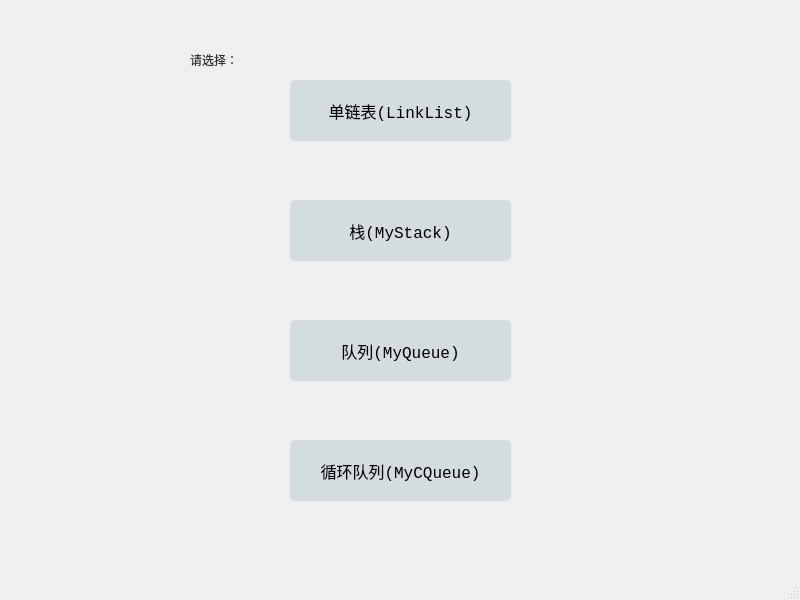
First picture: the form in mainwindow.ui, repository bkqkdksdr/QT, before the edit.
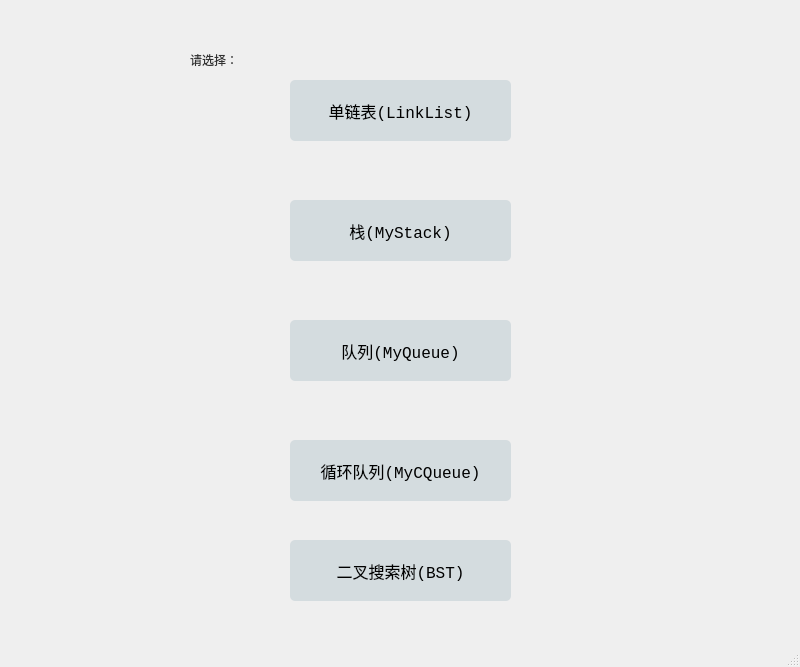
Second picture: the form after the edit.

Patch:
```diff
--- a/mainwindow.ui
+++ b/mainwindow.ui
@@ -7,7 +7,7 @@
     <x>0</x>
     <y>0</y>
     <width>800</width>
-    <height>600</height>
+    <height>667</height>
    </rect>
   </property>
   <property name="windowTitle">
@@ -203,6 +203,49 @@
      <string>循环队列(MyCQueue)</string>
     </property>
    </widget>
+   <widget class="QPushButton" name="pushButton5">
+    <property name="geometry">
+     <rect>
+      <x>290</x>
+      <y>540</y>
+      <width>221</width>
+      <height>61</height>
+     </rect>
+    </property>
+    <property name="sizePolicy">
+     <sizepolicy hsizetype="Preferred" vsizetype="Preferred">
+      <horstretch>0</horstretch>
+      <verstretch>0</verstretch>
+     </sizepolicy>
+    </property>
+    <property name="font">
+     <font>
+      <family>Consolas</family>
+      <pointsize>12</pointsize>
+      <weight>50</weight>
+      <bold>false</bold>
+     </font>
+    </property>
+    <property name="cursor">
+     <cursorShape>OpenHandCursor</cursorShape>
+    </property>
+    <property name="styleSheet">
+     <string notr="true">QPushButton {
+     background-color: #D4DCDF;
+     border-radius: 5%;
+}
+
+QPushButton:pressed {
+     background-color: #D4DCDF;
+     border-radius: 5%;
+	color: white;
+	border: 5px solid white;
+}</string>
+    </property>
+    <property name="text">
+     <string>二叉搜索树(BST)</string>
+    </property>
+   </widget>
   </widget>
   <widget class="QMenuBar" name="menubar">
    <property name="geometry">
```
